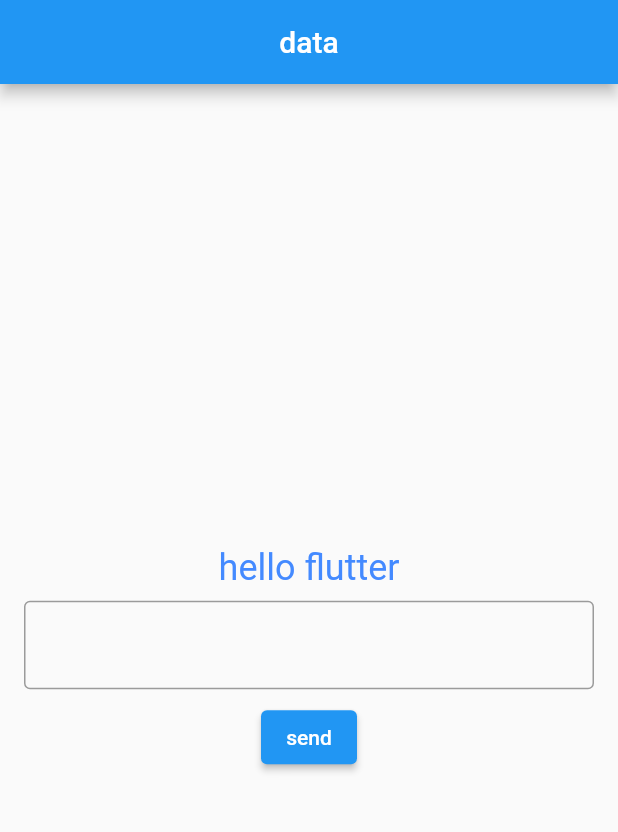
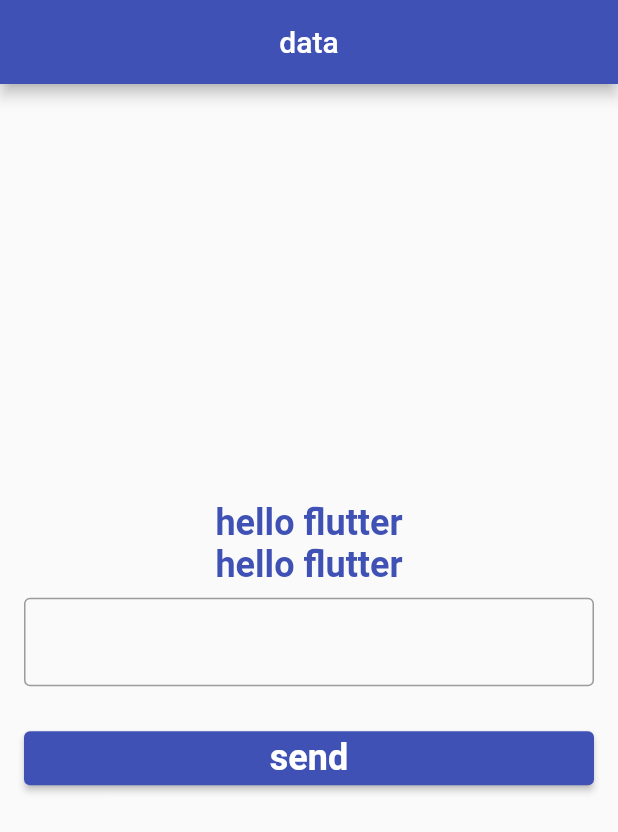
Before and after one commit to AnasAltarazi1998/bloc_sessions, a Flutter app: the screen it shows after launch, after a tap on "send", on a phone screen of 412 x 824 dp. Shown: the top 832 px of the screen. Run offline on Flutter 3.47's test engine with Material 2 defaults, Android fonts, the phone set to English and light mode, and no system bars; our stand-ins replace cloud_firestore, firebase_core; accounts and stored records are empty; Roboto replaces fonts that are missing (Iosevka).

Commit message:
-- theme data and fonts

```diff
--- a/lib/main.dart
+++ b/lib/main.dart
@@ -1,32 +1,53 @@
 import 'package:bloc_sessions/my_app.dart';
 import 'package:firebase_core/firebase_core.dart';
-import 'package:firebase_messaging/firebase_messaging.dart';
 import 'package:flutter/material.dart';
-
-Future<void> _firebaseMessagingBackgroundHandler(RemoteMessage message) async {
-  // If you're going to use other Firebase services in the background, such as Firestore,
-  // make sure you call `initializeApp` before using other Firebase services.
-  await Firebase.initializeApp();
-
-  print("Handling a background message: ${message.messageId}");
-}
+import 'package:flutter/services.dart';
 
 void main() async {
   WidgetsFlutterBinding.ensureInitialized();
   await Firebase.initializeApp();
 
-  FirebaseMessaging.instance
-      .getToken()
-      .then((value) => print(" token value : $value"));
-  FirebaseMessaging.onBackgroundMessage(_firebaseMessagingBackgroundHandler);
-  // FirebaseMessaging.onMessage.listen(
-  //   (RemoteMessage message) {
-  //     print('Message data: ${message.data}');
+  runApp(
+    MyMApp(),
+  );
+}
 
-  //     if (message.notification != null) {
-  //       print('Message also contained a notification: ${message.notification}');
-  //     }
-  //   },
-  // );
-  runApp(MaterialApp(home: MyApp()));
+class MyMApp extends StatelessWidget {
+  const MyMApp({
+    Key key,
+  }) : super(key: key);
+
+  @override
+  Widget build(BuildContext context) {
+    SystemChrome.setPreferredOrientations([
+      DeviceOrientation.portraitUp,
+    ]);
+    return MaterialApp(
+      home: MyApp(),
+      theme: appTheme(),
+    );
+  }
 }
+
+ThemeData appTheme() {
+  ThemeData appTheme = ThemeData();
+  return appTheme.copyWith(
+    textTheme: TextTheme(
+      bodyText2: TextStyle(
+          fontSize: 24,
+          color: Colors.indigo,
+          fontFamily: 'Iosevka',
+          fontWeight: FontWeight.bold),
+    ),
+    primaryColor: Colors.indigo,
+    elevatedButtonTheme: ElevatedButtonThemeData(
+      style: ButtonStyle(
+        backgroundColor: MaterialStateProperty.all(Colors.indigo),
+        textStyle: MaterialStateProperty.all(
+          TextStyle(
+              fontFamily: 'Iosevka', fontWeight: FontWeight.bold, fontSize: 24),
+        ),
+      ),
+    ),
+  );
+}
--- a/lib/my_app.dart
+++ b/lib/my_app.dart
@@ -1,5 +1,6 @@
 import 'package:cloud_firestore/cloud_firestore.dart';
 import 'package:flutter/material.dart';
+import 'package:flutter/services.dart';
 
 class MyApp extends StatefulWidget {
   MyApp({Key key}) : super(key: key);
@@ -31,10 +32,12 @@ class _MyAppState extends State<MyApp> {
           Container(
             child: Text(
               'hello flutter',
-              style: TextStyle(
-                fontSize: 24,
-                color: Colors.blueAccent.shade200,
-              ),
+            ),
+            alignment: Alignment.center,
+          ),
+          Container(
+            child: Text(
+              'hello flutter',
             ),
             alignment: Alignment.center,
           ),
@@ -47,9 +50,16 @@ class _MyAppState extends State<MyApp> {
               ),
             ),
           ),
-          ElevatedButton(
-            onPressed: () => _addName(name: nameController.text),
-            child: Text('send'),
+          Padding(
+            padding: const EdgeInsets.all(16.0),
+            child: ElevatedButton(
+              onPressed: () => _addName(name: nameController.text),
+              child: Container(
+                alignment: Alignment.center,
+                child: Text('send'),
+                width: double.infinity,
+              ),
+            ),
           ),
         ],
       ),
--- a/pubspec.yaml
+++ b/pubspec.yaml
@@ -62,6 +62,10 @@ flutter:
   # "family" key with the font family name, and a "fonts" key with a
   # list giving the asset and other descriptors for the font. For
   # example:
+  fonts:
+    - family: Iosevka
+      fonts:
+        - asset: assets/iosevka-ss02.ttc
   # fonts:
   #   - family: Schyler
   #     fonts:
```
Also changed, not shown: 1 other file.
